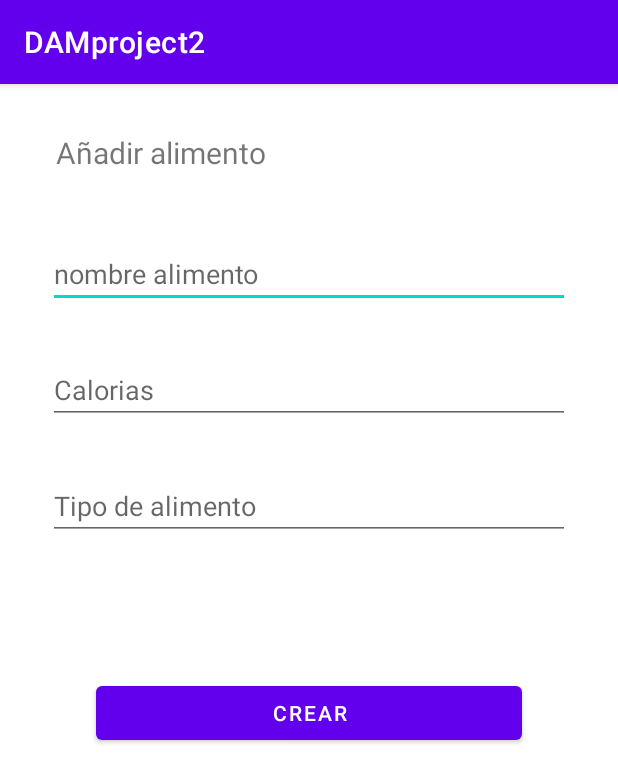
After one commit to ManelPaMa/DAMproject2, an Android app: the AddFoodActivity screen opened directly, with no data from a screen before it, on a phone screen of 412 x 824 dp. The commit adds this screen. Shown: the top 783 px of the screen. Run offline under Robolectric (Android 15) with nearby library versions, the phone set to English and light mode, and no system bars; our stand-ins replace Firebase (no records; nobody signed in at launch, a user with empty details on screens opened directly).

Commit message:
Version 1.03  create Add_food + alimento object

```diff
--- a/app/src/main/AndroidManifest.xml
+++ b/app/src/main/AndroidManifest.xml
@@ -11,6 +11,12 @@
         android:supportsRtl="true"
         android:theme="@style/Theme.DAMproject2"
         tools:targetApi="31">
+        <activity
+            android:name=".AddFoodActivity"
+            android:exported="false" />
+        <activity
+            android:name=".CrearComidasActivity"
+            android:exported="false" />
         <activity
             android:name=".RegisterActivity"
             android:exported="false" />
--- a/app/src/main/java/com/example/damproject2/LoginActivity.java
+++ b/app/src/main/java/com/example/damproject2/LoginActivity.java
@@ -108,7 +108,7 @@ public class LoginActivity extends AppCompatActivity {
             public void onComplete(@NonNull Task<AuthResult> task) {
                 if(task.isSuccessful()){
                     finish();
-                    startActivity(new Intent(LoginActivity.this, HomeActivity.class));
+                    startActivity(new Intent(LoginActivity.this, AddFoodActivity.class));
                     Toast.makeText(LoginActivity.this, "Inicio de sesión correcto", Toast.LENGTH_SHORT).show();
                 } else {
                     Toast.makeText(LoginActivity.this, "Error, los datos no son correctos", Toast.LENGTH_SHORT).show();
--- a/app/src/main/java/com/example/damproject2/RegisterActivity.java
+++ b/app/src/main/java/com/example/damproject2/RegisterActivity.java
@@ -262,6 +262,10 @@ public class RegisterActivity extends AppCompatActivity {
                 user.put("sexo", sexo);
                 user.put("nivelActividad", activityLvl);
 
+                Map<String,Object> alimentos = new HashMap<>();
+
+
+
                 db.collection("usuarios").document(id).set(user).addOnSuccessListener(new OnSuccessListener<Void>() {
                     @Override
                     public void onSuccess(Void unused) {
@@ -275,6 +279,7 @@ public class RegisterActivity extends AppCompatActivity {
                         Toast.makeText(RegisterActivity.this, "Error, vuelva a intentarlo", Toast.LENGTH_SHORT).show();
                     }
                 });
+
             }
 
         }).addOnFailureListener(new OnFailureListener() {
--- /dev/null
+++ b/app/src/main/res/layout/activity_add_food.xml
@@ -0,0 +1,78 @@
+<?xml version="1.0" encoding="utf-8"?>
+<androidx.constraintlayout.widget.ConstraintLayout xmlns:android="http://schemas.android.com/apk/res/android"
+    xmlns:app="http://schemas.android.com/apk/res-auto"
+    xmlns:tools="http://schemas.android.com/tools"
+    android:layout_width="match_parent"
+    android:layout_height="match_parent"
+    tools:context=".AddFoodActivity">
+
+    <TextView
+        android:id="@+id/txtV1_addFood"
+        android:layout_width="338dp"
+        android:layout_height="40dp"
+        android:layout_marginStart="32dp"
+        android:layout_marginTop="32dp"
+        android:layout_marginEnd="32dp"
+        android:text="Añadir alimento"
+        android:textSize="20sp"
+        app:layout_constraintEnd_toEndOf="parent"
+        app:layout_constraintStart_toStartOf="parent"
+        app:layout_constraintTop_toTopOf="parent" />
+
+    <EditText
+        android:id="@+id/inputName_addFood"
+        android:layout_width="0dp"
+        android:layout_height="wrap_content"
+        android:layout_marginStart="32dp"
+        android:layout_marginTop="32dp"
+        android:layout_marginEnd="32dp"
+        android:ems="10"
+        android:hint="nombre alimento"
+        android:inputType="textPersonName"
+        app:layout_constraintEnd_toEndOf="parent"
+        app:layout_constraintStart_toStartOf="parent"
+        app:layout_constraintTop_toBottomOf="@+id/txtV1_addFood" />
+
+    <EditText
+        android:id="@+id/inputCalories_addFood"
+        android:layout_width="0dp"
+        android:layout_height="wrap_content"
+        android:layout_marginStart="32dp"
+        android:layout_marginTop="32dp"
+        android:layout_marginEnd="32dp"
+        android:ems="10"
+        android:hint="Calorias"
+        android:inputType="number"
+        app:layout_constraintEnd_toEndOf="parent"
+        app:layout_constraintStart_toStartOf="parent"
+        app:layout_constraintTop_toBottomOf="@+id/inputName_addFood" />
+
+    <Button
+        android:id="@+id/btnCreate_addFood"
+        android:layout_width="0dp"
+        android:layout_height="wrap_content"
+        android:layout_marginStart="64dp"
+        android:layout_marginTop="16dp"
+        android:layout_marginEnd="64dp"
+        android:text="Crear"
+        app:layout_constraintBottom_toBottomOf="parent"
+        app:layout_constraintEnd_toEndOf="parent"
+        app:layout_constraintHorizontal_bias="0.498"
+        app:layout_constraintStart_toStartOf="parent"
+        app:layout_constraintTop_toBottomOf="@+id/inputType_addFood"
+        app:layout_constraintVertical_bias="0.189" />
+
+    <EditText
+        android:id="@+id/inputType_addFood"
+        android:layout_width="0dp"
+        android:layout_height="wrap_content"
+        android:layout_marginStart="32dp"
+        android:layout_marginTop="32dp"
+        android:layout_marginEnd="32dp"
+        android:ems="10"
+        android:hint="Tipo de alimento"
+        android:inputType="textPersonName"
+        app:layout_constraintEnd_toEndOf="parent"
+        app:layout_constraintStart_toStartOf="parent"
+        app:layout_constraintTop_toBottomOf="@+id/inputCalories_addFood" />
+</androidx.constraintlayout.widget.ConstraintLayout>
```
Also changed, not shown: app/src/main/java/com/example/damproject2/AddFoodActivity.java (added, +226 -0 lines), app/src/main/java/com/example/damproject2/CrearComidasActivity.java (added, +14 -0 lines), app/src/main/java/com/example/damproject2/HomeActivity.java (+20 -1 lines), app/src/main/java/com/example/damproject2/Objects/Alimento.java (added, +51 -0 lines), app/src/main/res/layout/activity_crear_comidas.xml (added, +9 -0 lines).
